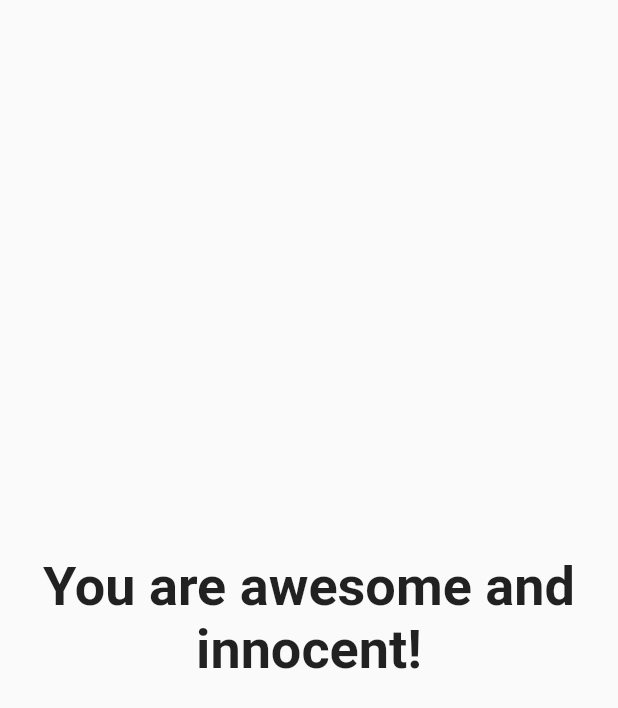
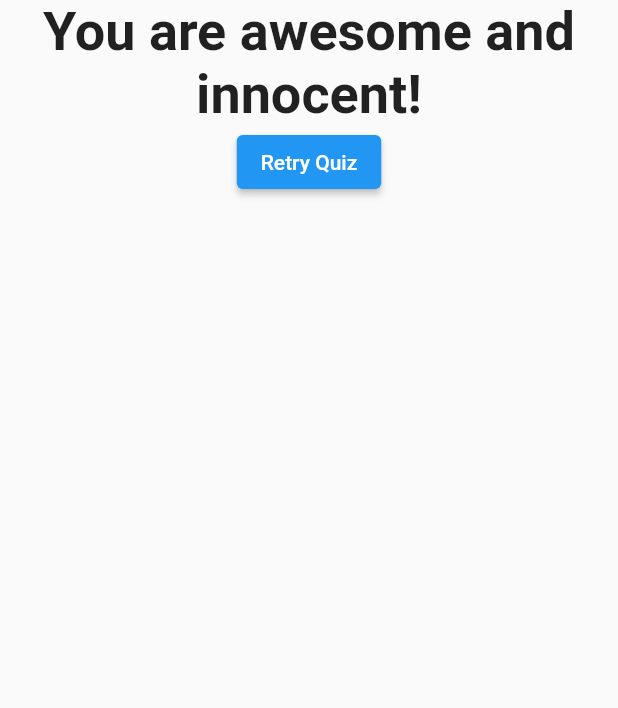
Before and after one commit to MichaelCBarilla/quiz_app, a Flutter app: the Result widget shown alone on an empty page, opened directly with empty values, on a phone screen of 412 x 824 dp. Shown: the top 708 px of the screen. Run offline on Flutter 3.47's test engine with Material 2 defaults, Android fonts, the phone set to English and light mode, and no system bars.

Commit message:
add retry button, finish up

```diff
--- a/lib/result.dart
+++ b/lib/result.dart
@@ -1,11 +1,13 @@
 import 'package:flutter/material.dart';
 
 class Result extends StatelessWidget {
+  final VoidCallback resetQuizHandler;
   final int resultScore;
 
   const Result({
     super.key,
     required this.resultScore,
+    required this.resetQuizHandler,
   });
 
   String get resultPhrase {
@@ -24,7 +26,9 @@ class Result extends StatelessWidget {
 
   @override
   Widget build(BuildContext context) {
-    return Center(
+    return Column(
+      children: [
+        Center(
           child: Text(
             resultPhrase,
             textAlign: TextAlign.center,
@@ -33,6 +37,12 @@ class Result extends StatelessWidget {
               fontWeight: FontWeight.bold,
             ),
           ),
+        ),
+        ElevatedButton(
+          onPressed: resetQuizHandler,
+          child: const Text('Retry Quiz'),
+        )
+      ],
     );
   }
 }
```
Also changed, not shown: lib/answer.dart (+7 -4 lines), lib/main.dart (+12 -2 lines), lib/quiz.dart (+4 -3 lines). Lines whose indentation alone changed are shown as unchanged.
